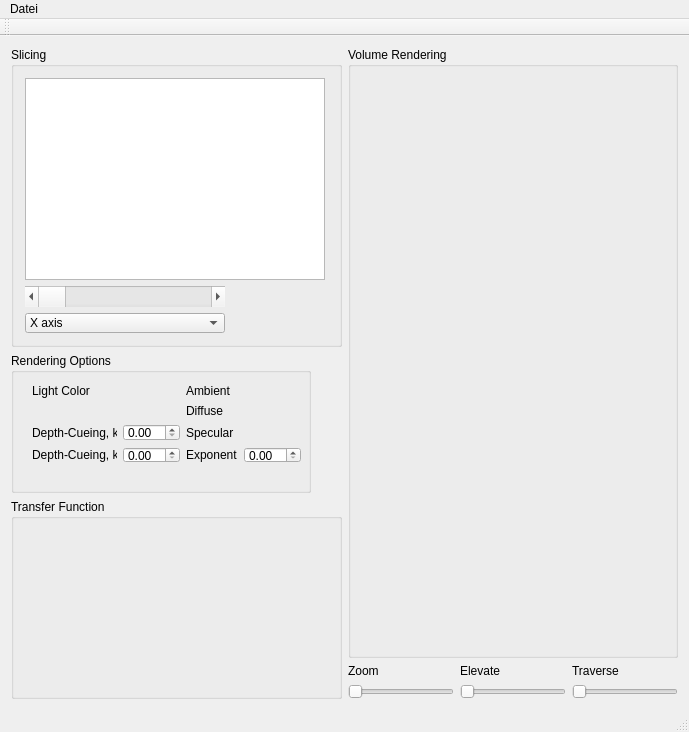
stf80/Visualisierung-LU-WS-2010, file Beispiel1/mainwindow.ui: the form before one commit.
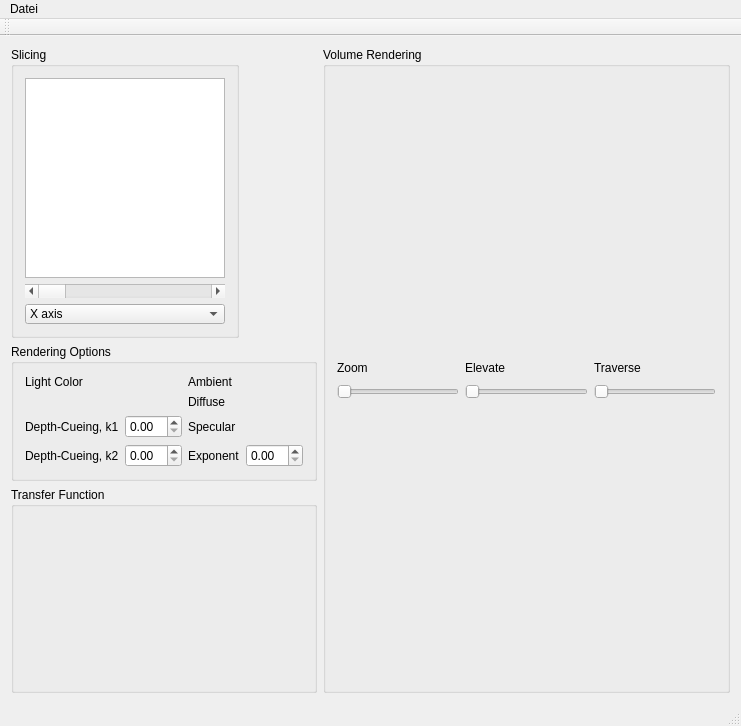
The form after the commit.

Commit message: stf: improve GUI layout

Patch:
```diff
--- a/Beispiel1/mainwindow.ui
+++ b/Beispiel1/mainwindow.ui
@@ -6,32 +6,35 @@
    <rect>
     <x>0</x>
     <y>0</y>
-    <width>689</width>
-    <height>732</height>
+    <width>741</width>
+    <height>726</height>
    </rect>
   </property>
+  <property name="sizePolicy">
+   <sizepolicy hsizetype="Preferred" vsizetype="MinimumExpanding">
+    <horstretch>0</horstretch>
+    <verstretch>0</verstretch>
+   </sizepolicy>
+  </property>
   <property name="windowTitle">
    <string>MainWindow</string>
   </property>
   <widget class="QWidget" name="centralWidget">
    <layout class="QHBoxLayout" name="horizontalLayout">
     <item>
-     <layout class="QVBoxLayout" name="verticalLayout">
-      <property name="sizeConstraint">
-       <enum>QLayout::SetDefaultConstraint</enum>
-      </property>
-      <item>
+     <layout class="QGridLayout" name="gridLayout_3">
+      <item row="1" column="0">
        <widget class="QGroupBox" name="groupBox">
         <property name="sizePolicy">
-         <sizepolicy hsizetype="Preferred" vsizetype="MinimumExpanding">
+         <sizepolicy hsizetype="Fixed" vsizetype="MinimumExpanding">
           <horstretch>0</horstretch>
           <verstretch>0</verstretch>
          </sizepolicy>
         </property>
         <property name="baseSize">
          <size>
-          <width>300</width>
-          <height>140</height>
+          <width>0</width>
+          <height>0</height>
          </size>
         </property>
         <property name="title">
@@ -54,10 +57,28 @@
            </property>
            <property name="maximumSize">
             <size>
-             <width>300</width>
-             <height>300</height>
+             <width>16777215</width>
+             <height>16777215</height>
             </size>
            </property>
+           <property name="backgroundBrush">
+            <brush brushstyle="SolidPattern">
+             <color alpha="255">
+              <red>0</red>
+              <green>0</green>
+              <blue>0</blue>
+             </color>
+            </brush>
+           </property>
+           <property name="foregroundBrush">
+            <brush brushstyle="NoBrush">
+             <color alpha="255">
+              <red>0</red>
+              <green>0</green>
+              <blue>0</blue>
+             </color>
+            </brush>
+           </property>
           </widget>
          </item>
          <item>
@@ -113,60 +134,57 @@
         </layout>
        </widget>
       </item>
-      <item>
+      <item row="4" column="0">
+       <widget class="QGroupBox" name="transferFunctionGroupBox">
+        <property name="sizePolicy">
+         <sizepolicy hsizetype="Preferred" vsizetype="MinimumExpanding">
+          <horstretch>0</horstretch>
+          <verstretch>0</verstretch>
+         </sizepolicy>
+        </property>
+        <property name="minimumSize">
+         <size>
+          <width>0</width>
+          <height>0</height>
+         </size>
+        </property>
+        <property name="title">
+         <string>Transfer Function</string>
+        </property>
+       </widget>
+      </item>
+      <item row="3" column="0">
        <widget class="QGroupBox" name="optionsGroupBox">
-        <property name="sizePolicy">
-         <sizepolicy hsizetype="Preferred" vsizetype="Preferred">
-          <horstretch>0</horstretch>
-          <verstretch>0</verstretch>
-         </sizepolicy>
-        </property>
-        <property name="minimumSize">
-         <size>
-          <width>300</width>
-          <height>140</height>
-         </size>
-        </property>
-        <property name="maximumSize">
-         <size>
-          <width>300</width>
-          <height>140</height>
-         </size>
-        </property>
-        <property name="baseSize">
-         <size>
-          <width>300</width>
-          <height>140</height>
-         </size>
-        </property>
         <property name="title">
          <string>Rendering Options</string>
         </property>
-        <widget class="QWidget" name="">
-         <property name="geometry">
-          <rect>
-           <x>10</x>
-           <y>20</y>
-           <width>291</width>
-           <height>101</height>
-          </rect>
-         </property>
-         <layout class="QGridLayout" name="optionsLayout">
-          <property name="sizeConstraint">
-           <enum>QLayout::SetDefaultConstraint</enum>
-          </property>
-          <item row="3" column="0">
-           <widget class="QLabel" name="label_10">
+        <layout class="QGridLayout" name="optionsGridLayout">
+         <item row="0" column="0">
+          <widget class="QLabel" name="label_16">
+           <property name="frameShape">
+            <enum>QFrame::NoFrame</enum>
+           </property>
+           <property name="text">
+            <string>Light Color</string>
+           </property>
+          </widget>
+         </item>
+         <item row="0" column="2">
+          <widget class="QLabel" name="label_17">
             <property name="text">
-             <string>Depth-Cueing, k2</string>
+            <string>Ambient</string>
             </property>
            </widget>
           </item>
-          <item row="3" column="1">
-           <widget class="QDoubleSpinBox" name="k2SpinBox"/>
+         <item row="1" column="2">
+          <widget class="QLabel" name="label_13">
+           <property name="text">
+            <string>Diffuse</string>
+           </property>
+          </widget>
           </item>
           <item row="2" column="0">
-           <widget class="QLabel" name="label_9">
+          <widget class="QLabel" name="label_12">
             <property name="text">
              <string>Depth-Cueing, k1</string>
             </property>
@@ -175,71 +193,35 @@
           <item row="2" column="1">
            <widget class="QDoubleSpinBox" name="k1SpinBox"/>
           </item>
-          <item row="1" column="2">
-           <widget class="QLabel" name="label_6">
-            <property name="text">
-             <string>Diffuse</string>
-            </property>
-           </widget>
-          </item>
           <item row="2" column="2">
-           <widget class="QLabel" name="label_7">
+          <widget class="QLabel" name="label_14">
             <property name="text">
              <string>Specular</string>
             </property>
            </widget>
           </item>
+         <item row="3" column="0">
+          <widget class="QLabel" name="label_11">
+           <property name="text">
+            <string>Depth-Cueing, k2</string>
+           </property>
+          </widget>
+         </item>
+         <item row="3" column="1">
+          <widget class="QDoubleSpinBox" name="k2SpinBox"/>
+         </item>
           <item row="3" column="2">
-           <widget class="QLabel" name="label_8">
+          <widget class="QLabel" name="label_15">
             <property name="text">
              <string>Exponent</string>
             </property>
            </widget>
           </item>
-          <item row="0" column="0">
-           <widget class="QLabel" name="label_4">
-            <property name="frameShape">
-             <enum>QFrame::NoFrame</enum>
-            </property>
-            <property name="text">
-             <string>Light Color</string>
-            </property>
-           </widget>
-          </item>
-          <item row="0" column="2">
-           <widget class="QLabel" name="label_5">
-            <property name="text">
-             <string>Ambient</string>
-            </property>
-           </widget>
-          </item>
           <item row="3" column="3">
            <widget class="QDoubleSpinBox" name="exponentSpinBox"/>
           </item>
          </layout>
         </widget>
-       </widget>
-      </item>
-      <item>
-       <widget class="QGroupBox" name="transferFunctionGroupBox">
-        <property name="sizePolicy">
-         <sizepolicy hsizetype="Minimum" vsizetype="Minimum">
-          <horstretch>0</horstretch>
-          <verstretch>0</verstretch>
-         </sizepolicy>
-        </property>
-        <property name="minimumSize">
-         <size>
-          <width>0</width>
-          <height>200</height>
-         </size>
-        </property>
-        <property name="title">
-         <string>Transfer Function</string>
-        </property>
-        <zorder>optionsGroupBox</zorder>
-        <zorder>optionsGroupBox</zorder>
-       </widget>
       </item>
      </layout>
     </item>
@@ -256,9 +238,7 @@
         <property name="title">
          <string>Volume Rendering</string>
         </property>
-        <zorder>groupBox</zorder>
-       </widget>
-      </item>
+        <layout class="QVBoxLayout" name="renderingLayout">
       <item>
        <layout class="QGridLayout" name="gridLayout">
         <property name="spacing">
@@ -301,8 +281,8 @@
           </property>
           <property name="maximumSize">
            <size>
-            <width>200</width>
-            <height>21</height>
+               <width>16777215</width>
+               <height>16777215</height>
            </size>
           </property>
           <property name="orientation">
@@ -339,6 +319,9 @@
        </layout>
       </item>
      </layout>
+       </widget>
+      </item>
+     </layout>
     </item>
    </layout>
   </widget>
@@ -347,7 +330,7 @@
     <rect>
      <x>0</x>
      <y>0</y>
-     <width>689</width>
+     <width>741</width>
      <height>20</height>
     </rect>
    </property>
```
Lines whose indentation alone changed are shown as unchanged. The commit also changes 4 other files.
